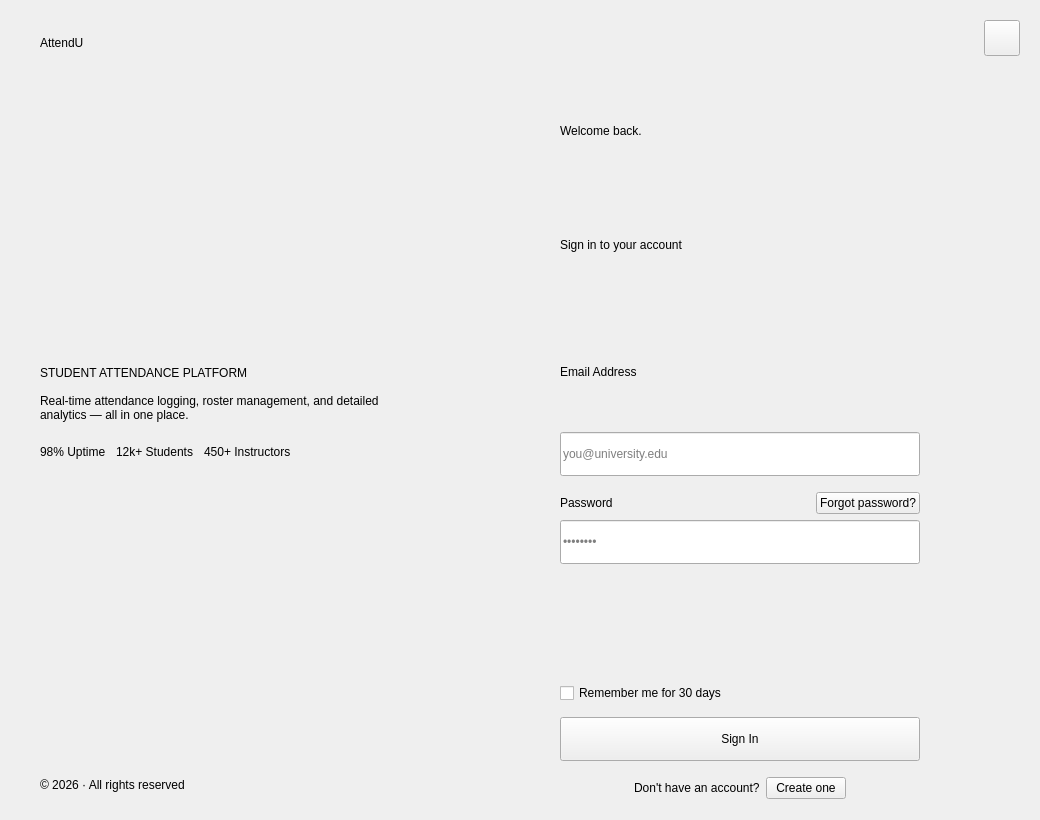
Before: the Qt Designer form ui/login_window.ui in imndllnuri/students-attendance-app, drawn with Qt 5.
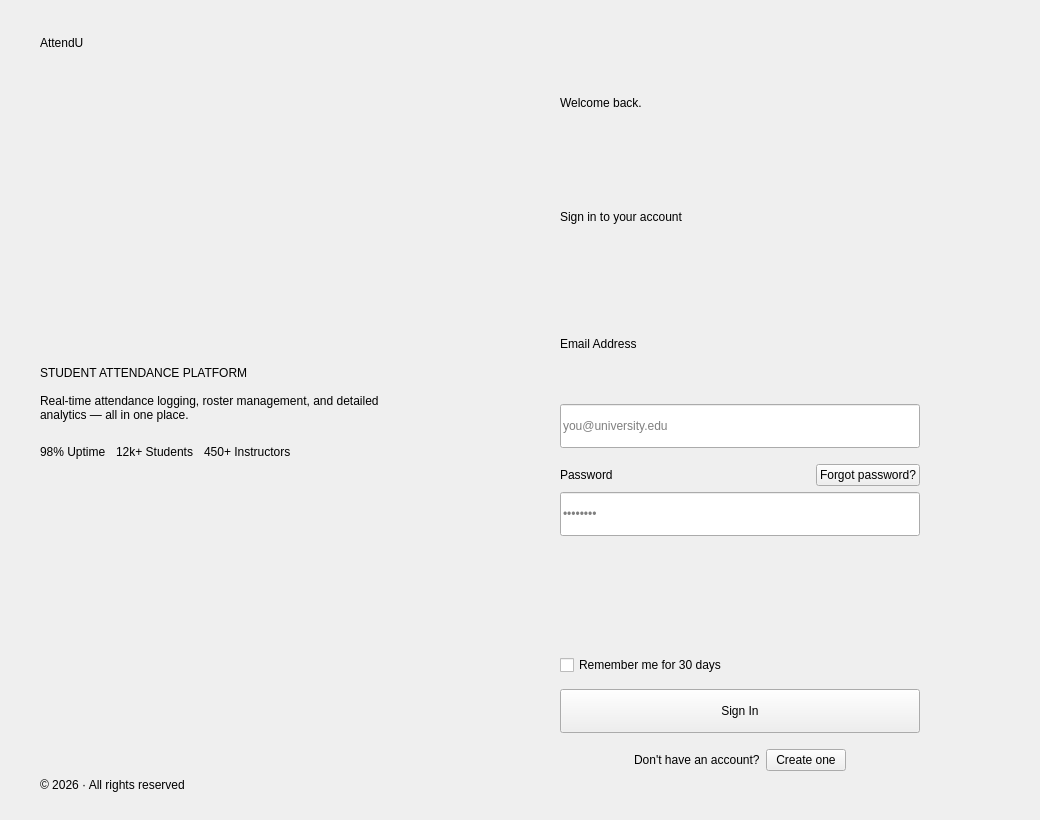
After: the same form once the commit is applied.

Diff of the .ui file:
```diff
--- a/ui/login_window.ui
+++ b/ui/login_window.ui
@@ -110,27 +110,6 @@
       <property name="rightMargin"><number>0</number></property>
       <property name="bottomMargin"><number>0</number></property>
       <property name="spacing"><number>0</number></property>
-      <item>
-       <layout class="QHBoxLayout" name="theme_toggle_row">
-        <property name="leftMargin"><number>20</number></property>
-        <property name="topMargin"><number>20</number></property>
-        <property name="rightMargin"><number>20</number></property>
-        <item>
-         <spacer name="theme_toggle_spacer">
-          <property name="orientation"><enum>Qt::Horizontal</enum></property>
-          <property name="sizeType"><enum>QSizePolicy::Expanding</enum></property>
-          <property name="sizeHint" stdset="0"><size><width>40</width><height>20</height></size></property>
-         </spacer>
-        </item>
-        <item>
-         <widget class="QPushButton" name="theme_toggle_btn">
-          <property name="minimumSize"><size><width>36</width><height>36</height></size></property>
-          <property name="maximumSize"><size><width>36</width><height>36</height></size></property>
-          <property name="text"><string/></property>
-         </widget>
-        </item>
-       </layout>
-      </item>
       <item>
        <spacer name="form_top_center_spacer">
         <property name="orientation"><enum>Qt::Vertical</enum></property>
```
